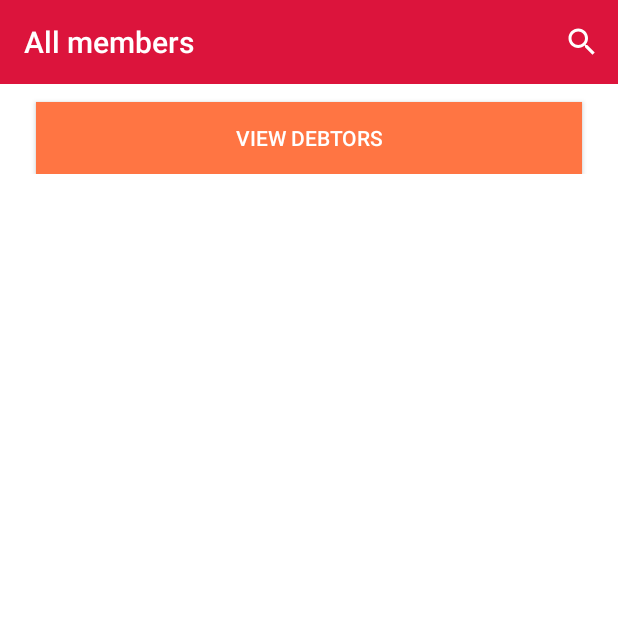
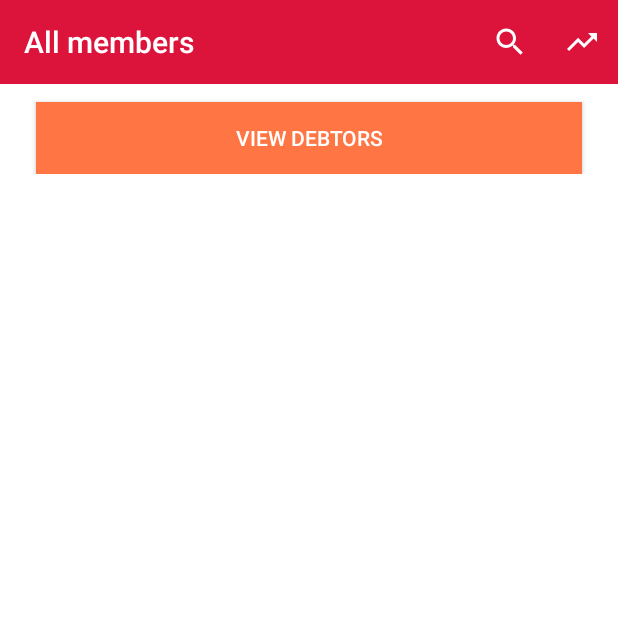
Before and after one commit to semyonmoroshek/SportClubManager, an Android app: the screen it shows after launch (ViewAllMemberActivity), on a phone screen of 412 x 824 dp, the top half of it. Run offline under Robolectric (Android 15) with nearby library versions, the phone set to English and light mode, and no system bars; our stand-ins replace ButterKnife, Room's generated code, RxJava; libraries missing offline, so code that uses them is left out: org.parceler.

Commit message:
35 - add statistic action bar and activity

```diff
--- /dev/null
+++ b/app/src/main/res/drawable/ic_trending_up_24px.xml
@@ -0,0 +1,9 @@
+<vector xmlns:android="http://schemas.android.com/apk/res/android"
+    android:width="24dp"
+    android:height="24dp"
+    android:viewportWidth="24"
+    android:viewportHeight="24">
+  <path
+      android:fillColor="#FFF"
+      android:pathData="M16,6l2.29,2.29 -4.88,4.88 -4,-4L2,16.59 3.41,18l6,-6 4,4 6.3,-6.29L22,12V6z"/>
+</vector>
--- a/app/src/main/res/menu/menu_item.xml
+++ b/app/src/main/res/menu/menu_item.xml
@@ -7,7 +7,13 @@
         android:icon="@drawable/ic_search_24px"
         android:iconTint="#FFF"
         android:title="Search"
-        app:showAsAction="ifRoom"
-        app:actionViewClass="android.widget.SearchView"/>
+        app:actionViewClass="android.widget.SearchView"
+        app:showAsAction="ifRoom" />
+
+    <item
+        android:id="@+id/action_statistic"
+        android:icon="@drawable/ic_trending_up_24px"
+        android:title="statistic"
+        app:showAsAction="ifRoom"/>
 
 </menu>
```
Also changed, not shown: app/src/main/AndroidManifest.xml (+9 -8 lines), app/src/main/java/com/myprojects/androidlessons/sportclubmanager/activity/AddMemberActivity.java (+0 -21 lines), app/src/main/java/com/myprojects/androidlessons/sportclubmanager/activity/StatisticActivity.java (added, +61 -0 lines), app/src/main/java/com/myprojects/androidlessons/sportclubmanager/activity/ViewAllMemberActivity.java (+11 -3 lines), app/src/main/res/layout/activity_statistic.xml (added, +30 -0 lines).
